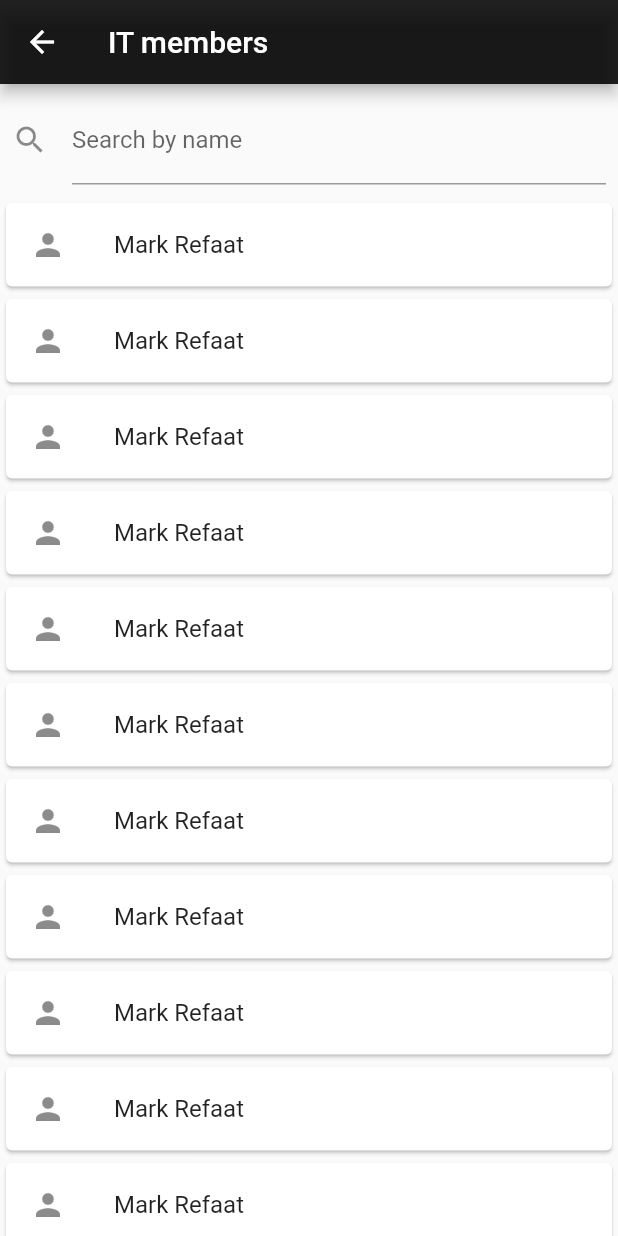
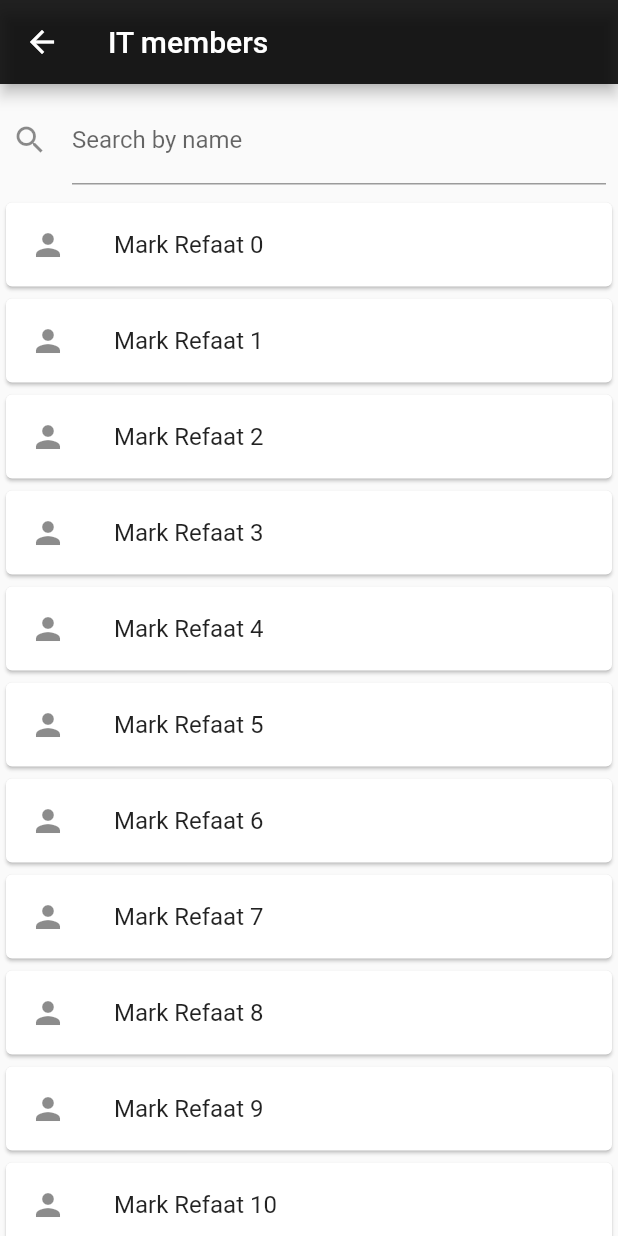
Before and after one commit to aahmedeemad/small-organizations-mobile-system, a Flutter app: the Members screen opened by its route, on a phone screen of 412 x 824 dp. Run offline on Flutter 3.47's test engine with Material 2 defaults, Android fonts, the phone set to English and light mode, and no system bars; our stand-ins replace image_picker, pie_chart; missing offline and left inert: qrscan; network calls fail.

Commit message:
refactoring code

```diff
--- a/lib/main.dart
+++ b/lib/main.dart
@@ -11,6 +11,7 @@ import 'package:smallorgsys/screens/members_page.dart';
 import 'package:smallorgsys/screens/news.dart';
 import 'package:smallorgsys/screens/news_details.dart';
 import 'package:smallorgsys/screens/speaker_page.dart';
+import 'package:smallorgsys/screens/statistics.dart';
 import 'package:smallorgsys/screens/user_home_page.dart';
 import 'package:smallorgsys/screens/add_task.dart';
 import 'screens/login.dart';
@@ -40,6 +41,7 @@ class App extends StatelessWidget {
         '/addTask': (context) => AddTask(),
         '/committeesPage': (context) => CommitteesPage(),
         '/addMember': (context) => AddMember(),
+        '/statisticsPage': (context) => StatisticsPage(),
       },
       debugShowCheckedModeBanner: false,
       theme: ThemeData(
--- a/lib/screens/admin_home_page.dart
+++ b/lib/screens/admin_home_page.dart
@@ -11,7 +11,7 @@ class _AdminHomePageState extends State<AdminHomePage> {
   Widget build(BuildContext context) {
     return Scaffold(
       appBar: AppBar(
-        title: Text('Home Page'),
+        title: Text('Admin Home Page'),
       ),
       body: Container(
         child: Padding(
@@ -51,7 +51,9 @@ class _AdminHomePageState extends State<AdminHomePage> {
                     image: 'https://cdn0.iconfinder.com/data/icons/human-reso'
                         'urce-management-5/64/sq482_human_resource_reporting_statistics_find_analyze_insights-512.png',
                     title: 'Statistics',
-                    onpress: () {},
+                    onpress: () {
+                      Navigator.of(context).pushNamed('/statisticsPage');
+                    },
                   ),
                 ],
               )
--- a/lib/screens/head_home_page.dart
+++ b/lib/screens/head_home_page.dart
@@ -11,7 +11,7 @@ class _HeadHomePageState extends State<HeadHomePage> {
   Widget build(BuildContext context) {
     return Scaffold(
       appBar: AppBar(
-        title: Text('Home Page'),
+        title: Text('Head Home Page'),
       ),
       body: Container(
         child: Padding(
--- a/lib/screens/login.dart
+++ b/lib/screens/login.dart
@@ -23,7 +23,7 @@ class _State extends State<LoginPage> {
                     alignment: Alignment.center,
                     padding: EdgeInsets.all(10),
                     child: Text(
-                      'TEDxMIU Login',
+                      'TEDxMIU',
                       style: TextStyle(
                           color: Colors.red,
                           fontWeight: FontWeight.w500,
--- a/lib/screens/members_page.dart
+++ b/lib/screens/members_page.dart
@@ -5,7 +5,7 @@ class Members extends StatelessWidget {
   Widget build(BuildContext context) {
     return Scaffold(
       appBar: AppBar(title: Text('IT members')),
-      body: ListView(
+      body: Column(
         children: [
           Padding(
             padding: const EdgeInsets.all(8.0),
@@ -16,24 +16,14 @@ class Members extends StatelessWidget {
               ),
             ),
           ),
-          member(name: "Mark Refaat", imagePath: null),
-          member(name: "Mark Refaat", imagePath: null),
-          member(name: "Mark Refaat", imagePath: null),
-          member(name: "Mark Refaat", imagePath: null),
-          member(name: "Mark Refaat", imagePath: null),
-          member(name: "Mark Refaat", imagePath: null),
-          member(name: "Mark Refaat", imagePath: null),
-          member(name: "Mark Refaat", imagePath: null),
-          member(name: "Mark Refaat", imagePath: null),
-          member(name: "Mark Refaat", imagePath: null),
-          member(name: "Mark Refaat", imagePath: null),
-          member(name: "Mark Refaat", imagePath: null),
-          member(name: "Mark Refaat", imagePath: null),
-          member(name: "Mark Refaat", imagePath: null),
-          member(name: "Mark Refaat", imagePath: null),
-          member(name: "Mark Refaat", imagePath: null),
-          member(name: "Mark Refaat", imagePath: null),
-          member(name: "Mark Refaat", imagePath: null),
+          Expanded(
+            child: ListView.builder(
+              itemCount: 15,
+              itemBuilder: (context, index) {
+                return member(name: "Mark Refaat $index", imagePath: null);
+              },
+            ),
+          ),
         ],
       ),
     );
--- a/pubspec.yaml
+++ b/pubspec.yaml
@@ -30,6 +30,7 @@ dependencies:
   cupertino_icons: ^1.0.0
   qrscan: ^0.2.17
   image_picker: ^0.6.7+14
+  pie_chart: ^4.0.1
 
 dev_dependencies:
   flutter_test:
```
Also changed, not shown: lib/screens/board.dart (+28 -85 lines), lib/screens/event_details.dart (+8 -20 lines), lib/screens/events.dart (+5 -3 lines), lib/screens/news_details.dart (+1 -8 lines), lib/screens/user_home_page.dart (+12 -20 lines), pubspec.lock.
